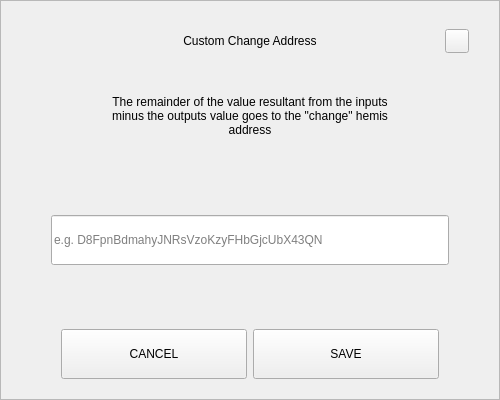
This is src/qt/hemis/forms/sendchangeaddressdialog.ui in hypermoist/Hemis as Qt 5 draws it before an edit. The edited form follows.
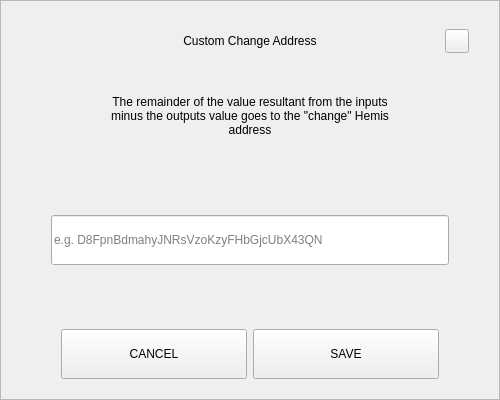
This is the edited form.

Commit message: hemis -> Hemis

Diff of the .ui file:
```diff
--- a/src/qt/hemis/forms/sendchangeaddressdialog.ui
+++ b/src/qt/hemis/forms/sendchangeaddressdialog.ui
@@ -164,7 +164,7 @@
          </size>
         </property>
         <property name="text">
-         <string>The remainder of the value resultant from the inputs minus the outputs value goes to the &quot;change&quot; hemis address</string>
+         <string>The remainder of the value resultant from the inputs minus the outputs value goes to the &quot;change&quot; Hemis address</string>
         </property>
         <property name="alignment">
          <set>Qt::AlignCenter</set>
```
The commit also changes 961 other files.
